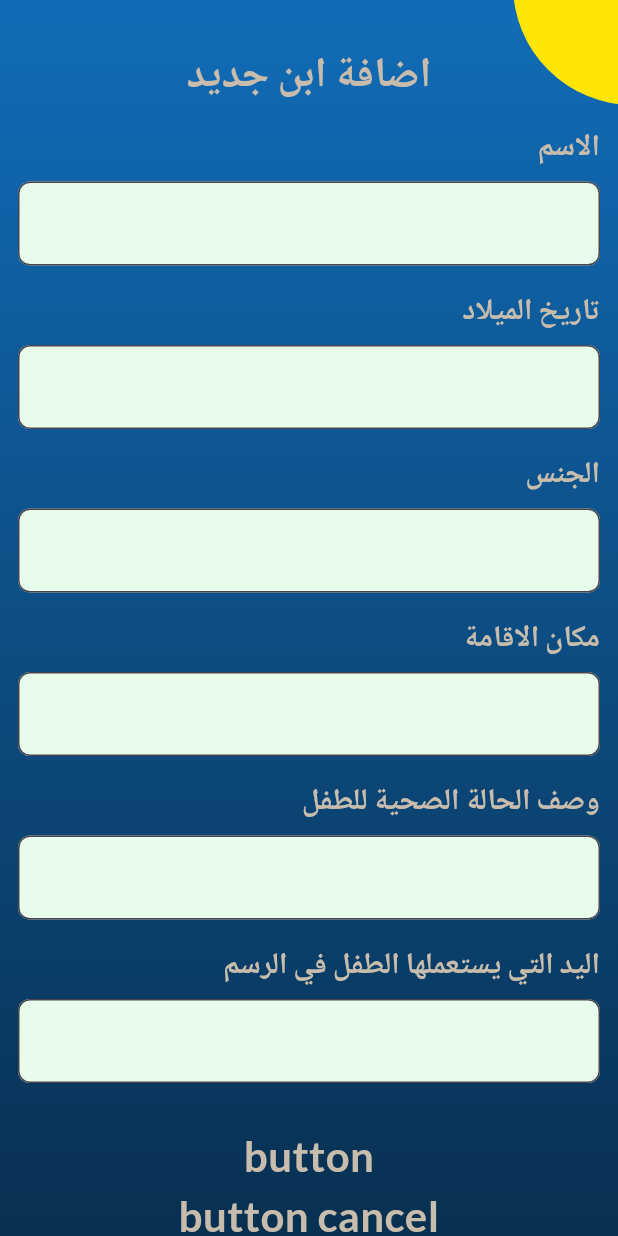
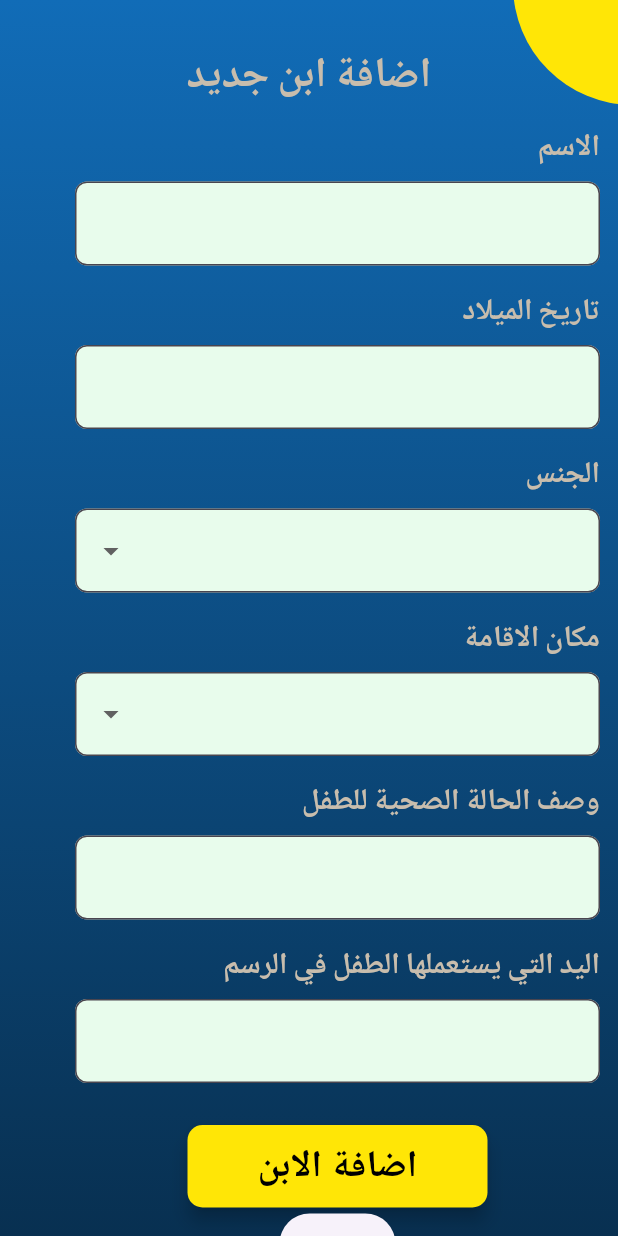
Before and after one commit to DevZiyadAtaweel/Canvasapp, a Flutter app: the AddChildView screen opened by its route, on a phone screen of 412 x 824 dp. Run offline on Flutter 3.47's test engine with Material 3 defaults, Android fonts, the phone set to English and light mode, and no system bars; our stand-ins replace bloc, firebase_auth, firebase_core, flutter_bloc, go_router, google_sign_in and 2 more; accounts and stored records are empty.

Commit message:
malak some details

```diff
--- a/lib/core/routes/app_routes.dart
+++ b/lib/core/routes/app_routes.dart
@@ -3,6 +3,7 @@ import 'package:moftahak/features/add%20son/add_child_view.dart';
 import 'package:moftahak/features/auth/cubit/auth_cubit.dart';
 import 'package:moftahak/features/auth/login/login_view.dart';
 import 'package:moftahak/features/auth/signup/sign_up_view.dart';
+import 'package:moftahak/features/drawing/drawing_screen.dart';
 import 'package:moftahak/features/home/home_screen.dart';
 import 'package:moftahak/features/onBoarding/on_boarding_view.dart';
 import 'package:moftahak/features/settings/settings_view.dart';
@@ -40,5 +41,6 @@ final GoRouter appRouter = GoRouter(
       },
     ),
     GoRoute(path: '/support', builder: (context, state) => SupportView()),
+    GoRoute(path: '/drawing', builder: (context, state) => DrawingScreen()),
   ],
 );
--- a/lib/core/widgets/custem_elevatedButton_widgets.dart
+++ b/lib/core/widgets/custem_elevatedButton_widgets.dart
@@ -37,19 +37,19 @@ import '../../core/constants/app_colors.dart';
 //   }
 // }
 
-
-
 class CustemElevatedbuttonWidgets extends StatelessWidget {
   const CustemElevatedbuttonWidgets({
     super.key,
     required this.textButton,
     required this.width,
     this.icon,
+    required this.onPressed,
   });
 
   final String textButton;
   final double width;
   final Widget? icon; // ⬅ أيقونة اختيارية
+  final VoidCallback onPressed;
 
   @override
   Widget build(BuildContext context) {
@@ -57,7 +57,7 @@ class CustemElevatedbuttonWidgets extends StatelessWidget {
       height: 55,
       width: width,
       child: ElevatedButton(
-        onPressed: () {},
+        onPressed: onPressed,
         style: ElevatedButton.styleFrom(
           backgroundColor: AppColors.yellow,
           foregroundColor: Colors.black,
--- a/lib/features/add son/add_child_view.dart
+++ b/lib/features/add son/add_child_view.dart
@@ -1,11 +1,22 @@
 import 'package:flutter/material.dart';
 import 'package:moftahak/core/constants/app_gradients.dart';
 import 'package:moftahak/core/constants/app_text_styles.dart';
+import 'package:moftahak/core/constants/navigation.dart';
 import 'package:moftahak/core/widgets/corner_decoration.dart';
+import 'package:moftahak/core/widgets/custem_elevatedButton_widgets.dart';
+import 'package:moftahak/features/add%20son/widgets/custom_drop_down_text_filed.dart';
 import 'package:moftahak/features/add%20son/widgets/custom_text_filed.dart';
 
-class AddChildView extends StatelessWidget {
+class AddChildView extends StatefulWidget {
   const AddChildView({super.key});
+
+  @override
+  State<AddChildView> createState() => _AddChildViewState();
+}
+
+class _AddChildViewState extends State<AddChildView> {
+  String? selectedGender;
+  String? selectedCity;
 
   @override
   Widget build(BuildContext context) {
@@ -24,6 +35,8 @@ class AddChildView extends StatelessWidget {
           ),
           extendBodyBehindAppBar: true,
           body: Container(
+            width: double.infinity,
+
             decoration: BoxDecoration(gradient: AppGradients.mainGradient),
 
             child: Stack(
@@ -37,13 +50,40 @@ class AddChildView extends StatelessWidget {
 
                     CustomTextField(text: "الاسم"),
                     CustomTextField(text: "تاريخ الميلاد"),
-                    CustomTextField(text: "الجنس"),
-                    CustomTextField(text: "مكان الاقامة"),
+                    CustomDropdownField<String>(
+                      label: "الجنس",
+                      value: selectedGender,
+                      items: const ["ذكر", "أنثى"],
+                      onChanged: (val) {
+                        setState(() {
+                          selectedGender = val;
+                        });
+                      },
+                    ),
+                    CustomDropdownField<String>(
+                      label: "مكان الاقامة",
+                      value: selectedCity,
+                      items: const ["الرياض", "جدة", "الدمام", "غير ذلك"],
+                      onChanged: (val) {
+                        setState(() {
+                          selectedCity = val;
+                        });
+                      },
+                    ),
                     CustomTextField(text: "وصف الحالة الصحية للطفل"),
                     CustomTextField(text: "اليد التي يستعملها الطفل في الرسم "),
                     SizedBox(height: 20),
-                    Text("button", style: AppTextStyles.lato700style28),
-                    Text("button cancel", style: AppTextStyles.lato700style28),
+                    CustemElevatedbuttonWidgets(
+                      onPressed: () {},
+                      width: 200,
+                      textButton: 'اضافة الابن',
+                    ),
+                    ElevatedButton(
+                      onPressed: () {
+                        customNavigatePop(context);
+                      },
+                      child: Text("رجوع"),
+                    ),
                   ],
                 ),
               ],
--- /dev/null
+++ b/lib/features/add son/widgets/custom_drop_down_text_filed.dart
@@ -0,0 +1,58 @@
+import 'package:flutter/material.dart';
+import 'package:moftahak/core/constants/app_colors.dart';
+import 'package:moftahak/core/constants/app_text_styles.dart';
+
+class CustomDropdownField<T> extends StatelessWidget {
+  const CustomDropdownField({
+    super.key,
+    required this.label,
+    required this.items,
+    required this.value,
+    required this.onChanged,
+  });
+
+  final String label;
+  final List<T> items;
+  final T? value;
+  final ValueChanged<T?> onChanged;
+
+  @override
+  Widget build(BuildContext context) {
+    return Container(
+      padding: const EdgeInsets.symmetric(horizontal: 12, vertical: 8),
+      child: Column(
+        crossAxisAlignment: CrossAxisAlignment.start,
+        children: [
+          Text(
+            label,
+            style: AppTextStyles.lato700style28.copyWith(fontSize: 20),
+          ),
+          const SizedBox(height: 8),
+
+          SizedBox(
+            width: 350, // 👈 العرض المطلوب
+            child: DropdownButtonFormField<T>(
+              items: items
+                  .map(
+                    (e) => DropdownMenuItem<T>(
+                      value: e,
+                      child: Text(e.toString()),
+                    ),
+                  )
+                  .toList(),
+              onChanged: onChanged,
+              decoration: InputDecoration(
+                filled: true,
+                fillColor: AppColors.textField,
+                border: OutlineInputBorder(
+                  borderRadius: BorderRadius.circular(8.0),
+                ),
+              ),
+              icon: const Icon(Icons.arrow_drop_down),
+            ),
+          ),
+        ],
+      ),
+    );
+  }
+}
--- a/lib/features/add son/widgets/custom_text_filed.dart
+++ b/lib/features/add son/widgets/custom_text_filed.dart
@@ -17,13 +17,16 @@ class CustomTextField extends StatelessWidget {
             style: AppTextStyles.lato700style28.copyWith(fontSize: 20),
           ),
           SizedBox(height: 8),
-          TextField(
-            decoration: InputDecoration(
-              border: OutlineInputBorder(
-                borderRadius: BorderRadius.circular(8.0),
+          SizedBox(
+            width: 350,
+            child: TextField(
+              decoration: InputDecoration(
+                border: OutlineInputBorder(
+                  borderRadius: BorderRadius.circular(8.0),
+                ),
+                fillColor: AppColors.textField,
+                filled: true,
               ),
-              fillColor: AppColors.textField,
-              filled: true,
             ),
           ),
         ],
--- a/lib/features/home/home_screen.dart
+++ b/lib/features/home/home_screen.dart
@@ -1,4 +1,5 @@
 import 'package:flutter/material.dart';
+import 'package:moftahak/core/constants/navigation.dart';
 import 'package:moftahak/core/widgets/custem_drawing_widgets.dart';
 import 'package:moftahak/core/widgets/custem_elevatedButton_widgets.dart';
 import 'package:moftahak/core/widgets/custem_image_icon_widgets.dart';
@@ -51,6 +52,9 @@ class HomeScreen extends StatelessWidget {
                   // *******************
                   const SizedBox(height: 25),
                   CustemElevatedbuttonWidgets(
+                    onPressed: () {
+                      customNavigatePush(context, "/settings");
+                    },
                     width: double.infinity,
                     textButton: 'رسمة جديدة',
                   ),
--- a/lib/features/settings/settings_view.dart
+++ b/lib/features/settings/settings_view.dart
@@ -41,6 +41,7 @@ class SettingsView extends StatelessWidget {
           body: Stack(
             children: [
               Container(
+                width: double.infinity,
                 padding: EdgeInsets.symmetric(horizontal: 30.0, vertical: 24.0),
                 decoration: BoxDecoration(gradient: AppGradients.mainGradient),
                 child: Column(
@@ -137,7 +138,9 @@ class SettingsView extends StatelessWidget {
                                   _SettingsItem(title: 'عمر', onTap: () {}),
                                   _SettingsItem(
                                     title: 'إضافة ابن جديد',
-                                    onTap: () {},
+                                    onTap: () {
+                                      customNavigatePush(context, '/addChild');
+                                    },
                                   ),
                                 ],
                               ),
```
Also changed, not shown: lib/core/widgets/name_drawer_widgets.dart (+6 -6 lines), lib/features/drawing/drawing_screen.dart (+12 -7 lines), lib/main.dart (+14 -1 lines). Lines whose indentation alone changed are shown as unchanged.
